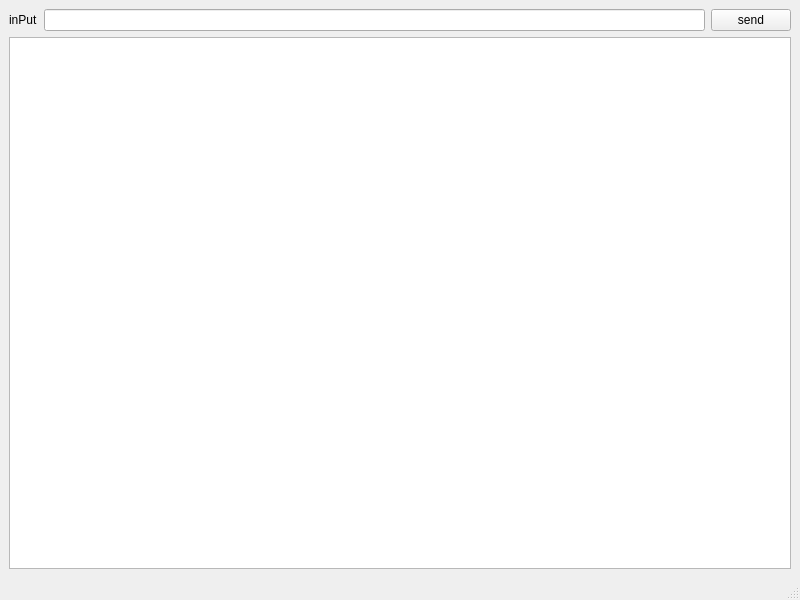
Qt form src/SerialNetTools/qt_ui/mainwindow.ui (zhangxiaojian19926/c-_algorithm) before a commit.
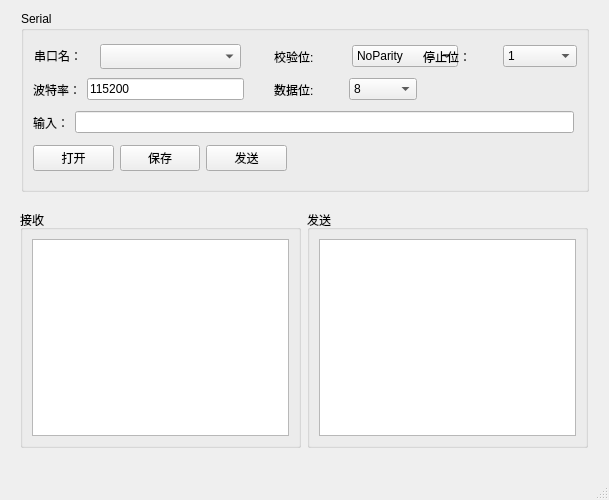
The same form after that commit.

```diff
--- a/src/SerialNetTools/qt_ui/mainwindow.ui
+++ b/src/SerialNetTools/qt_ui/mainwindow.ui
@@ -6,44 +6,322 @@
    <rect>
     <x>0</x>
     <y>0</y>
-    <width>800</width>
-    <height>600</height>
+    <width>609</width>
+    <height>500</height>
    </rect>
   </property>
   <property name="windowTitle">
    <string>MainWindow</string>
   </property>
   <widget class="QWidget" name="centralwidget">
-   <layout class="QGridLayout" name="gridLayout_2">
-    <item row="0" column="0">
-     <layout class="QGridLayout" name="gridLayout">
-      <item row="0" column="1">
-       <layout class="QVBoxLayout" name="verticalLayout">
+   <widget class="QGroupBox" name="groupBox_3">
+    <property name="geometry">
+     <rect>
+      <x>21</x>
+      <y>11</y>
+      <width>568</width>
+      <height>181</height>
+     </rect>
+    </property>
+    <property name="title">
+     <string>Serial</string>
+    </property>
+    <widget class="QWidget" name="layoutWidget">
+     <property name="geometry">
+      <rect>
+       <x>253</x>
+       <y>32</y>
+       <width>184</width>
+       <height>27</height>
+      </rect>
+     </property>
+     <layout class="QHBoxLayout" name="horizontalLayout_3">
+      <item>
+       <widget class="QLabel" name="label_4">
+        <property name="text">
+         <string>校验位:</string>
+        </property>
+       </widget>
+      </item>
+      <item>
+       <widget class="QComboBox" name="comboBox_checkData">
         <item>
-         <widget class="QLineEdit" name="lineEdit_input"/>
+         <property name="text">
+          <string>NoParity</string>
+         </property>
         </item>
-       </layout>
+        <item>
+         <property name="text">
+          <string>EvenParity</string>
+         </property>
+        </item>
+        <item>
+         <property name="text">
+          <string>OddParity</string>
+         </property>
+        </item>
+        <item>
+         <property name="text">
+          <string>SpaceParity</string>
+         </property>
+        </item>
+        <item>
+         <property name="text">
+          <string>MarkParity</string>
+         </property>
+        </item>
+        <item>
+         <property name="text">
+          <string>UnknowParity</string>
+         </property>
+        </item>
+       </widget>
       </item>
-      <item row="0" column="2">
-       <widget class="QPushButton" name="pushButton_send">
+     </layout>
+    </widget>
+    <widget class="QWidget" name="layoutWidget">
+     <property name="geometry">
+      <rect>
+       <x>402</x>
+       <y>32</y>
+       <width>154</width>
+       <height>27</height>
+      </rect>
+     </property>
+     <layout class="QHBoxLayout" name="horizontalLayout_4">
+      <item>
+       <widget class="QLabel" name="label_3">
         <property name="text">
-         <string>send</string>
+         <string>停止位：</string>
         </property>
        </widget>
       </item>
-      <item row="0" column="0">
-       <widget class="QLabel" name="label">
+      <item>
+       <widget class="QComboBox" name="comboBox_stopBit">
+        <item>
+         <property name="text">
+          <string>1</string>
+         </property>
+        </item>
+        <item>
+         <property name="text">
+          <string>2</string>
+         </property>
+        </item>
+        <item>
+         <property name="text">
+          <string>3</string>
+         </property>
+        </item>
+        <item>
+         <property name="text">
+          <string>-1</string>
+         </property>
+        </item>
+       </widget>
+      </item>
+     </layout>
+    </widget>
+    <widget class="QWidget" name="layoutWidget">
+     <property name="geometry">
+      <rect>
+       <x>253</x>
+       <y>65</y>
+       <width>143</width>
+       <height>27</height>
+      </rect>
+     </property>
+     <layout class="QHBoxLayout" name="horizontalLayout_6">
+      <item>
+       <widget class="QLabel" name="label_2">
         <property name="text">
-         <string>inPut</string>
+         <string>数据位:</string>
         </property>
        </widget>
       </item>
+      <item>
+       <widget class="QComboBox" name="comboBox_dataBit">
+        <property name="layoutDirection">
+         <enum>Qt::LeftToRight</enum>
+        </property>
+        <item>
+         <property name="text">
+          <string>8</string>
+         </property>
+        </item>
+        <item>
+         <property name="text">
+          <string>5</string>
+         </property>
+        </item>
+        <item>
+         <property name="text">
+          <string>6</string>
+         </property>
+        </item>
+        <item>
+         <property name="text">
+          <string>7</string>
+         </property>
+        </item>
+        <item>
+         <property name="text">
+          <string>-1</string>
+         </property>
+        </item>
+       </widget>
+      </item>
      </layout>
-    </item>
-    <item row="1" column="0">
-     <widget class="QTextEdit" name="textEdit_input"/>
-    </item>
-   </layout>
+    </widget>
+    <widget class="QWidget" name="layoutWidget">
+     <property name="geometry">
+      <rect>
+       <x>12</x>
+       <y>65</y>
+       <width>211</width>
+       <height>27</height>
+      </rect>
+     </property>
+     <layout class="QHBoxLayout" name="horizontalLayout_5">
+      <item>
+       <widget class="QLabel" name="label_5">
+        <property name="text">
+         <string>波特率：</string>
+        </property>
+       </widget>
+      </item>
+      <item>
+       <widget class="QLineEdit" name="lineEdit_baudRate">
+        <property name="text">
+         <string>115200</string>
+        </property>
+       </widget>
+      </item>
+     </layout>
+    </widget>
+    <widget class="QWidget" name="layoutWidget">
+     <property name="geometry">
+      <rect>
+       <x>12</x>
+       <y>131</y>
+       <width>254</width>
+       <height>33</height>
+      </rect>
+     </property>
+     <layout class="QHBoxLayout" name="horizontalLayout_7">
+      <item>
+       <widget class="QPushButton" name="pushButton_serialOpen">
+        <property name="text">
+         <string>打开</string>
+        </property>
+       </widget>
+      </item>
+      <item>
+       <widget class="QPushButton" name="pushButton_serialSave">
+        <property name="text">
+         <string>保存</string>
+        </property>
+       </widget>
+      </item>
+      <item>
+       <widget class="QPushButton" name="pushButton_serialSend">
+        <property name="text">
+         <string>发送</string>
+        </property>
+       </widget>
+      </item>
+     </layout>
+    </widget>
+    <widget class="QWidget" name="layoutWidget">
+     <property name="geometry">
+      <rect>
+       <x>12</x>
+       <y>98</y>
+       <width>541</width>
+       <height>27</height>
+      </rect>
+     </property>
+     <layout class="QHBoxLayout" name="horizontalLayout_8">
+      <item>
+       <widget class="QLabel" name="label_6">
+        <property name="text">
+         <string>输入：</string>
+        </property>
+       </widget>
+      </item>
+      <item>
+       <widget class="QLineEdit" name="lineEdit_serialInput">
+        <property name="text">
+         <string/>
+        </property>
+       </widget>
+      </item>
+     </layout>
+    </widget>
+    <widget class="QComboBox" name="comboBox_serialName">
+     <property name="geometry">
+      <rect>
+       <x>79</x>
+       <y>33</y>
+       <width>141</width>
+       <height>25</height>
+      </rect>
+     </property>
+    </widget>
+    <widget class="QLabel" name="label">
+     <property name="geometry">
+      <rect>
+       <x>13</x>
+       <y>33</y>
+       <width>60</width>
+       <height>23</height>
+      </rect>
+     </property>
+     <property name="text">
+      <string>串口名：</string>
+     </property>
+    </widget>
+   </widget>
+   <widget class="QWidget" name="">
+    <property name="geometry">
+     <rect>
+      <x>20</x>
+      <y>210</y>
+      <width>568</width>
+      <height>238</height>
+     </rect>
+    </property>
+    <layout class="QHBoxLayout" name="horizontalLayout">
+     <item>
+      <widget class="QGroupBox" name="groupBox">
+       <property name="title">
+        <string>接收</string>
+       </property>
+       <layout class="QGridLayout" name="gridLayout">
+        <item row="0" column="0">
+         <widget class="QTextEdit" name="textEdit_recv">
+          <property name="layoutDirection">
+           <enum>Qt::LeftToRight</enum>
+          </property>
+         </widget>
+        </item>
+       </layout>
+      </widget>
+     </item>
+     <item>
+      <widget class="QGroupBox" name="groupBox_2">
+       <property name="title">
+        <string>发送</string>
+       </property>
+       <layout class="QGridLayout" name="gridLayout_2">
+        <item row="0" column="0">
+         <widget class="QTextEdit" name="textEdit_send"/>
+        </item>
+       </layout>
+      </widget>
+     </item>
+    </layout>
+   </widget>
   </widget>
   <widget class="QMenuBar" name="menubar">
    <property name="geometry">
```
Left out of the diff: 2 changed lines with no effect on the pictures.
